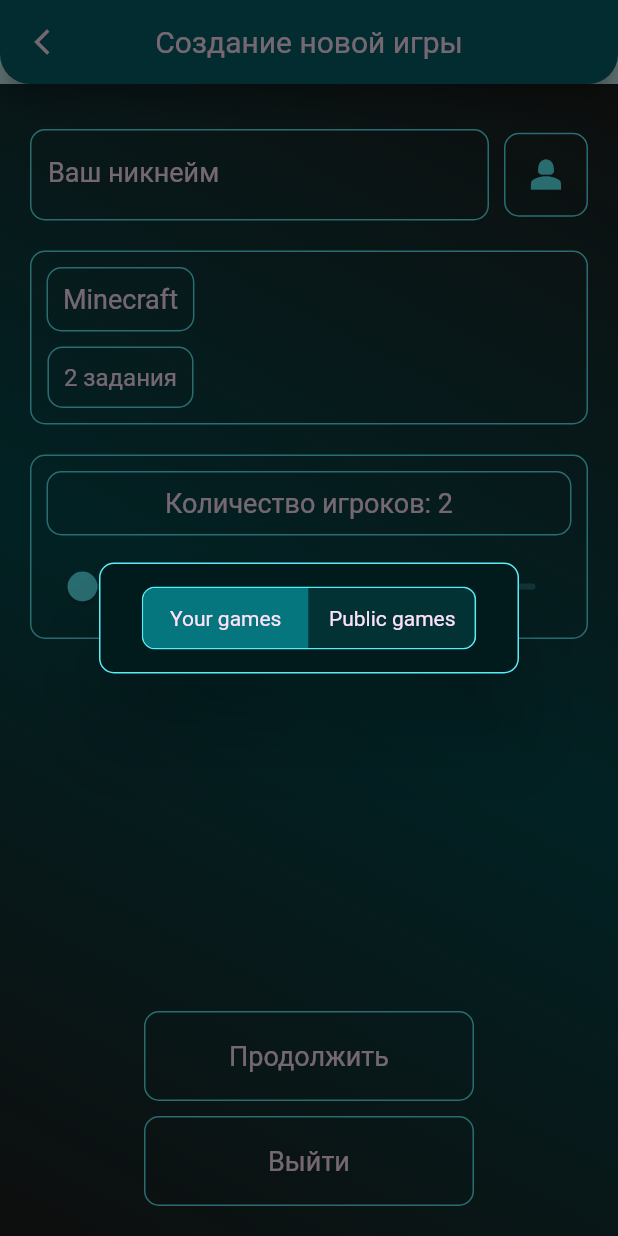
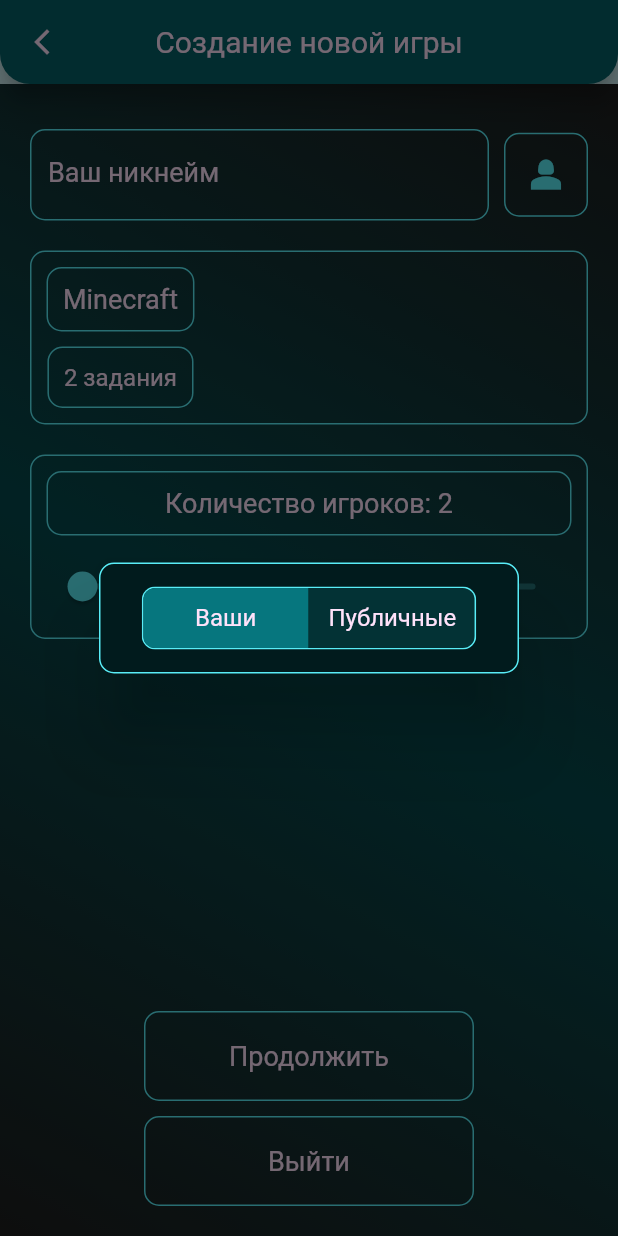
Before and after one commit to Party-Buddy/frontend, a Flutter app: the GameStartScreen screen opened by its route, after a tap on "Minecraft", on a phone screen of 412 x 824 dp. Run offline on Flutter 3.47's test engine with Material 2 defaults, Android fonts, the light colour scheme and no system bars; drawn by our look-alikes of toggle_switch; our stand-ins replace dio, dropdown_button2, equatable, lottie; network calls fail.

Commit message:
Refactor OptionSwitcher

```diff
--- a/lib/core/widgets/option_switcher.dart
+++ b/lib/core/widgets/option_switcher.dart
@@ -4,10 +4,11 @@ import 'package:party_games_app/config/view_config.dart';
 import 'package:toggle_switch/toggle_switch.dart';
 
 class OptionSwitcher<T> extends StatelessWidget {
-  const OptionSwitcher({super.key, required this.options, required this.onTap, required this.initialOption, this.minOptionWidth = 110});
+  const OptionSwitcher({super.key, required this.options, required this.onTap, required this.initialOption, required this.stringMapper, this.minOptionWidth = 110});
 
   final List<T> options;
   final void Function(T) onTap;
+  final String Function(T) stringMapper;
   final T initialOption;
   final double minOptionWidth;
 
@@ -21,8 +22,8 @@ class OptionSwitcher<T> extends StatelessWidget {
         minWidth: minOptionWidth,
         inactiveBgColor: darken(kPrimaryColor, .55),
         activeBgColor: [darken(kPrimaryColor, .4)],
-        labels: const ['Your games', 'Public games'],
-        customTextStyles: List.filled(2, defaultTextStyle(fontSize: 14)),
+        labels: options.map(stringMapper).toList(),
+        customTextStyles: List.filled(2, defaultTextStyle(fontSize: 16)),
         onToggle: (index) {
           if (index == null) return;
 
--- a/lib/features/games/presentation/widgets/game_list.dart
+++ b/lib/features/games/presentation/widgets/game_list.dart
@@ -22,7 +22,12 @@ class _GameListState extends State<GameList> {
   @override
   Widget build(BuildContext context) {
     return Column(children: [
-      OptionSwitcher<GameType>(options: GameType.values, onTap: (t) => setState(() => gameType = t), initialOption: gameType),
+      OptionSwitcher<GameType>(
+        options: GameType.values,
+        onTap: (t) => setState(() => gameType = t),
+        initialOption: gameType,
+        stringMapper: (t) => t == GameType.owned ? "Ваши" : "Публичные",
+      ),
     ]);
   }
 }
```
